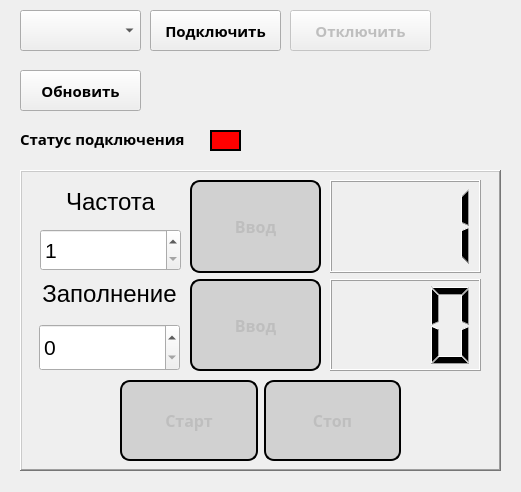
Before: the Qt Designer form injectors_control.ui in 4t0n/injectors_control, drawn with Qt 5.
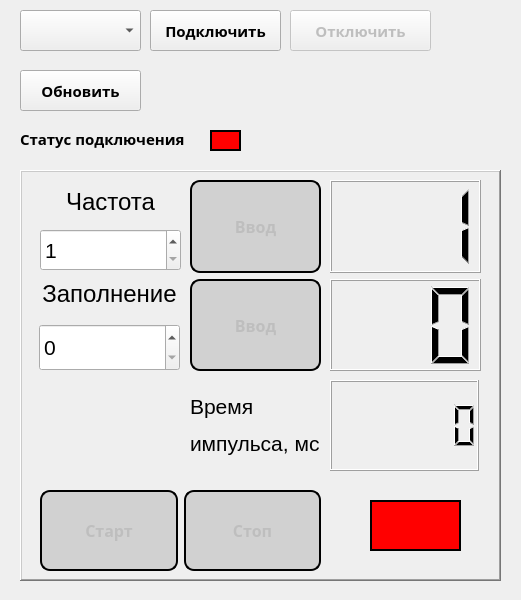
After: the same form once the commit is applied.

Commit message: add status and impuls time

```diff
--- a/injectors_control.ui
+++ b/injectors_control.ui
@@ -7,7 +7,7 @@
     <x>0</x>
     <y>0</y>
     <width>521</width>
-    <height>492</height>
+    <height>600</height>
    </rect>
   </property>
   <property name="sizePolicy">
@@ -19,7 +19,7 @@
   <property name="maximumSize">
    <size>
     <width>521</width>
-    <height>492</height>
+    <height>600</height>
    </size>
   </property>
   <property name="windowTitle">
@@ -128,7 +128,7 @@
       <x>20</x>
       <y>170</y>
       <width>481</width>
-      <height>301</height>
+      <height>411</height>
      </rect>
     </property>
     <property name="autoFillBackground">
@@ -143,8 +143,8 @@
     <widget class="QWidget" name="horizontalLayoutWidget">
      <property name="geometry">
       <rect>
-       <x>100</x>
-       <y>210</y>
+       <x>20</x>
+       <y>320</y>
        <width>281</width>
        <height>81</height>
       </rect>
@@ -180,15 +180,11 @@
 border-radius: 10px;
 background-color:rgb(207, 238, 236);
 }
-QPushButton:checked{background-color:rgb(0,128,0); border: none}
 </string>
         </property>
         <property name="text">
          <string>Старт</string>
         </property>
-        <property name="checkable">
-         <bool>false</bool>
-        </property>
        </widget>
       </item>
       <item>
@@ -467,6 +463,59 @@
       </item>
      </layout>
     </widget>
+    <widget class="QFrame" name="WorkStatus">
+     <property name="geometry">
+      <rect>
+       <x>350</x>
+       <y>330</y>
+       <width>91</width>
+       <height>51</height>
+      </rect>
+     </property>
+     <property name="styleSheet">
+      <string notr="true">background-color: rgb(255, 0, 0);</string>
+     </property>
+     <property name="frameShape">
+      <enum>QFrame::Box</enum>
+     </property>
+     <property name="frameShadow">
+      <enum>QFrame::Plain</enum>
+     </property>
+     <property name="lineWidth">
+      <number>2</number>
+     </property>
+    </widget>
+    <widget class="QLCDNumber" name="ImpulseTime">
+     <property name="geometry">
+      <rect>
+       <x>310</x>
+       <y>210</y>
+       <width>149</width>
+       <height>91</height>
+      </rect>
+     </property>
+     <property name="digitCount">
+      <number>6</number>
+     </property>
+    </widget>
+    <widget class="QLabel" name="label">
+     <property name="geometry">
+      <rect>
+       <x>170</x>
+       <y>220</y>
+       <width>131</width>
+       <height>71</height>
+      </rect>
+     </property>
+     <property name="font">
+      <font>
+       <pointsize>16</pointsize>
+      </font>
+     </property>
+     <property name="text">
+      <string>&lt;html&gt;&lt;head/&gt;&lt;body&gt;&lt;p&gt;Время&lt;/p&gt;&lt;p&gt;импульса, мс&lt;/p&gt;&lt;/body&gt;&lt;/html&gt;</string>
+     </property>
+    </widget>
    </widget>
    <widget class="QPushButton" name="RefreshSerial">
     <property name="geometry">
```
The commit also changes 4 other files.
